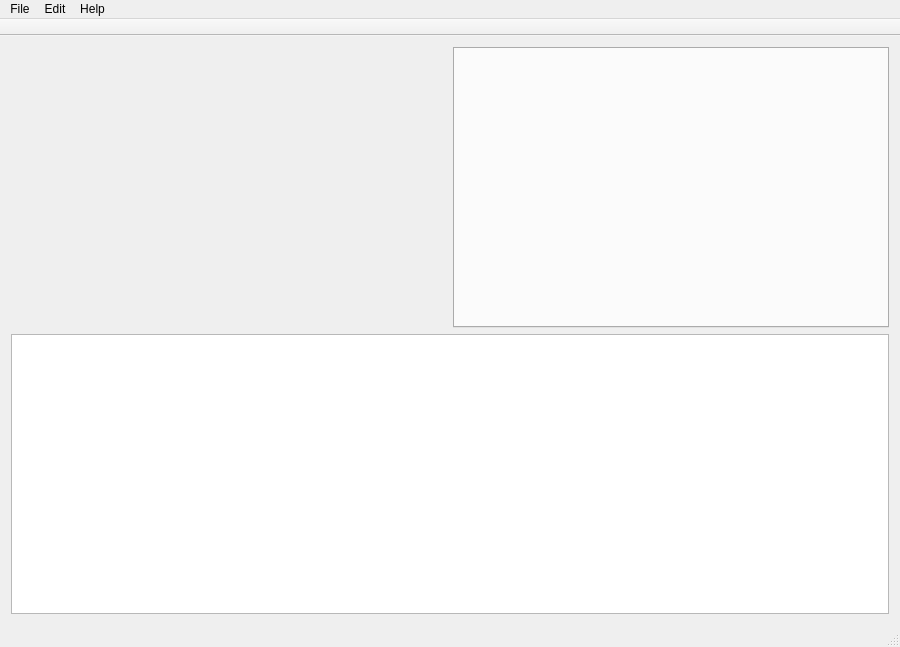
Before: the Qt Designer form src/main_window.ui in jiachen1119/gnss-sdr-monitor, drawn with Qt 5.
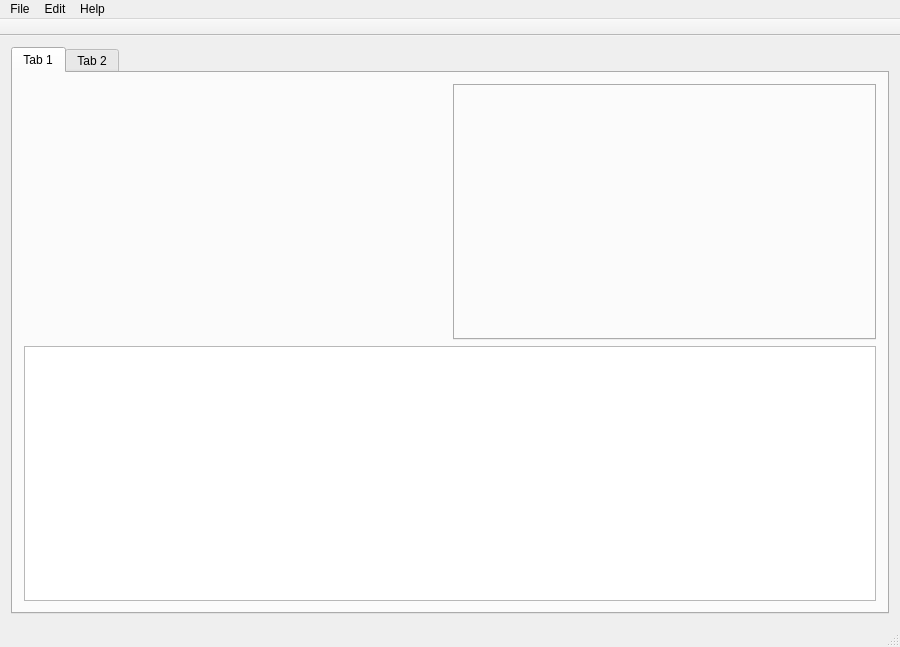
After: the same form once the commit is applied. Icons and pictures are not drawn.

Patch:
```diff
--- a/src/main_window.ui
+++ b/src/main_window.ui
@@ -20,6 +20,16 @@
   <widget class="QWidget" name="centralWidget">
    <layout class="QGridLayout" name="gridLayout">
     <item row="0" column="0">
+     <widget class="QTabWidget" name="tabWidget_main">
+      <property name="currentIndex">
+       <number>0</number>
+      </property>
+      <widget class="QWidget" name="tab">
+       <attribute name="title">
+        <string>Tab 1</string>
+       </attribute>
+       <layout class="QGridLayout" name="gridLayout_2">
+        <item row="0" column="0">
      <layout class="QGridLayout" name="gridLayout_dashboard" rowstretch="1,1" columnstretch="1,1">
       <item row="0" column="1">
        <widget class="QTabWidget" name="tabWidget">
@@ -35,6 +45,15 @@
        <widget class="QWidget" name="telecomWidget" native="true"/>
       </item>
      </layout>
+        </item>
+       </layout>
+      </widget>
+      <widget class="QWidget" name="tab_2">
+       <attribute name="title">
+        <string>Tab 2</string>
+       </attribute>
+      </widget>
+     </widget>
     </item>
    </layout>
   </widget>
```
Lines whose indentation alone changed are shown as unchanged.
